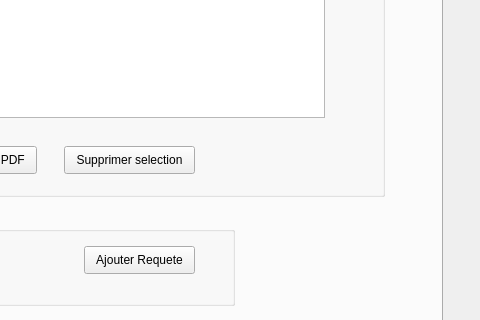
This is Khalil/mainwindow.ui in khalil-ch/E-Health_2A1 as Qt 5 draws it before an edit; both pictures show x 378 to 858 and y 209 to 529 of the 858 by 632 pixel window. The edited form follows.
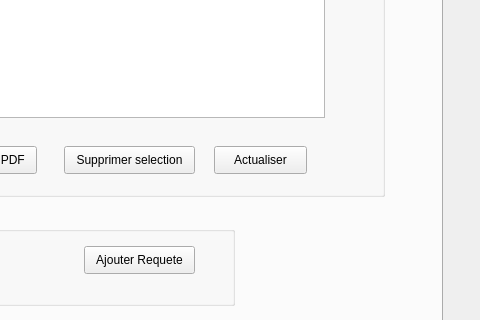
This is the edited form. The open tabs and pages were chosen to show the change.

Patch:
```diff
--- a/Khalil/mainwindow.ui
+++ b/Khalil/mainwindow.ui
@@ -164,6 +164,19 @@
         </rect>
        </property>
       </widget>
+      <widget class="QPushButton" name="pushButton_13">
+       <property name="geometry">
+        <rect>
+         <x>570</x>
+         <y>290</y>
+         <width>93</width>
+         <height>28</height>
+        </rect>
+       </property>
+       <property name="text">
+        <string>Actualiser</string>
+       </property>
+      </widget>
      </widget>
      <widget class="QGroupBox" name="groupBox_2">
       <property name="geometry">
```
Left out of the diff: 2 changed lines with no effect on the pictures.
